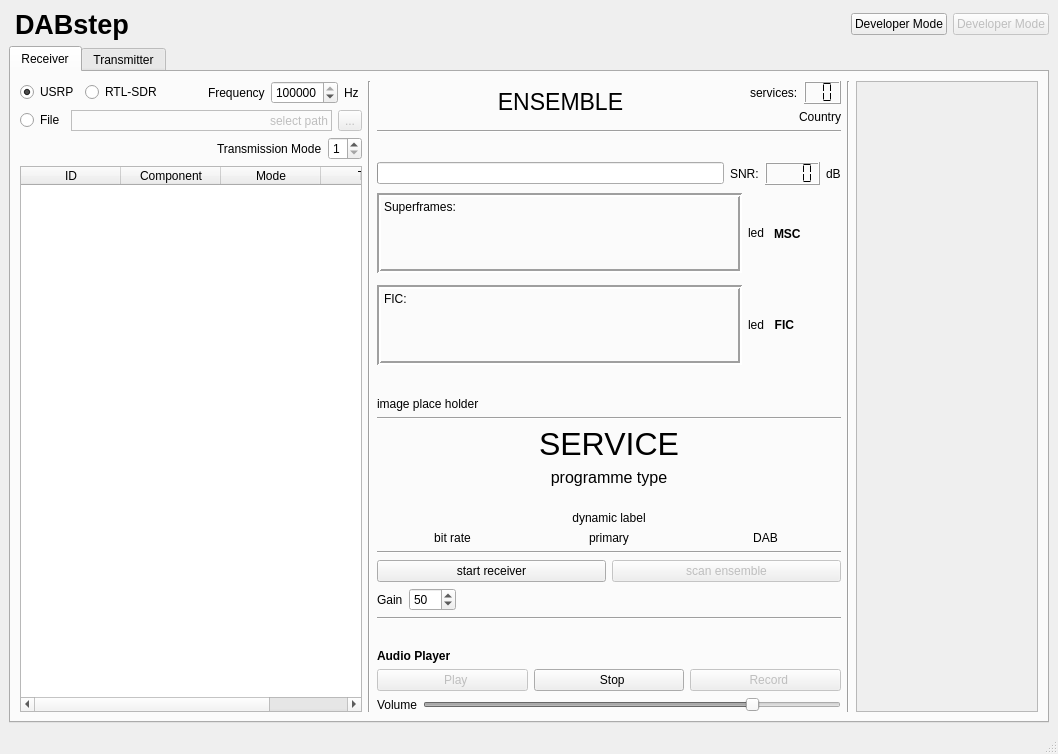
Before: the Qt Designer form python/GUI/user_frontend.ui in kit-cel/gr-dab, drawn with Qt 5.
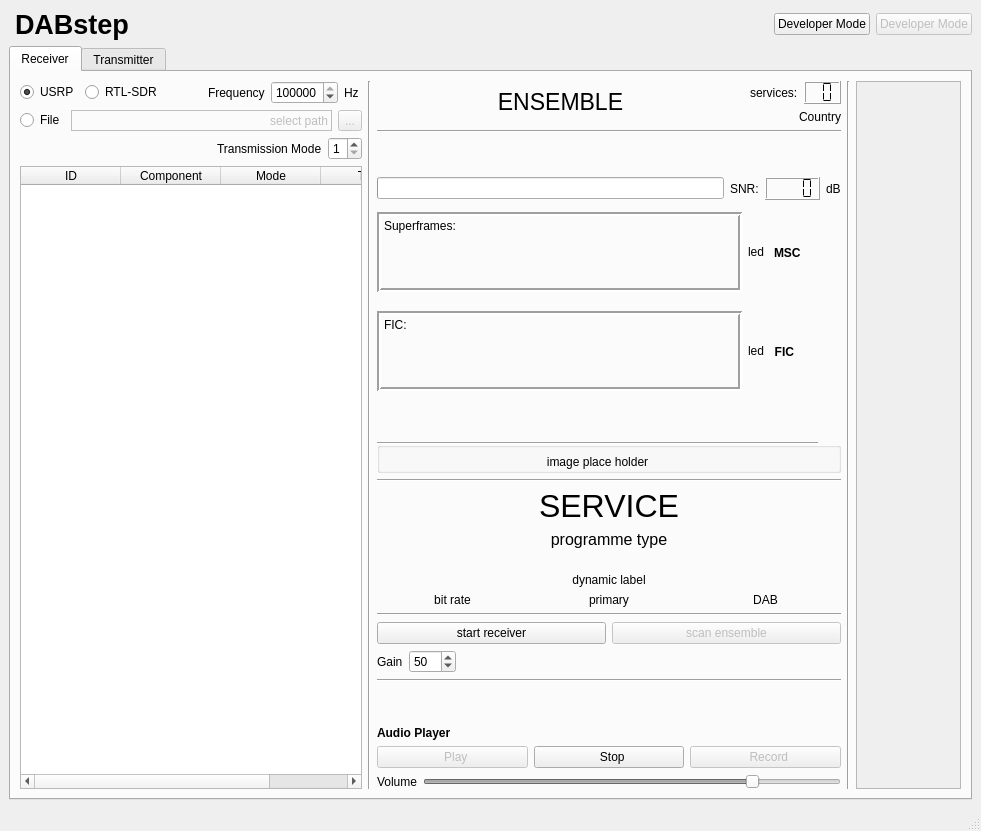
After: the same form once the commit is applied. Icons and pictures are not drawn.

Commit message: MOT: wrap up and comment

```diff
--- a/python/GUI/user_frontend.ui
+++ b/python/GUI/user_frontend.ui
@@ -6,8 +6,8 @@
    <rect>
     <x>0</x>
     <y>0</y>
-    <width>1058</width>
-    <height>754</height>
+    <width>981</width>
+    <height>831</height>
    </rect>
   </property>
   <property name="windowTitle">
@@ -682,10 +682,39 @@
              </spacer>
             </item>
             <item>
-             <widget class="QLabel" name="label_mot_image">
-              <property name="text">
-               <string>image place holder</string>
+             <widget class="QGroupBox" name="groupBox">
+              <property name="title">
+               <string/>
               </property>
+              <widget class="QLabel" name="label_mot_image">
+               <property name="geometry">
+                <rect>
+                 <x>0</x>
+                 <y>10</y>
+                 <width>441</width>
+                 <height>20</height>
+                </rect>
+               </property>
+               <property name="text">
+                <string>image place holder</string>
+               </property>
+               <property name="alignment">
+                <set>Qt::AlignCenter</set>
+               </property>
+              </widget>
+              <widget class="Line" name="line_13">
+               <property name="geometry">
+                <rect>
+                 <x>0</x>
+                 <y>0</y>
+                 <width>441</width>
+                 <height>3</height>
+                </rect>
+               </property>
+               <property name="orientation">
+                <enum>Qt::Horizontal</enum>
+               </property>
+              </widget>
              </widget>
             </item>
             <item>
@@ -1013,7 +1042,7 @@
                <x>0</x>
                <y>0</y>
                <width>73</width>
-               <height>617</height>
+               <height>682</height>
               </rect>
              </property>
              <layout class="QVBoxLayout" name="verticalLayout_12">
```
Left out of the diff: 4 changed lines with no effect on the pictures. The commit also changes 2 other files.
